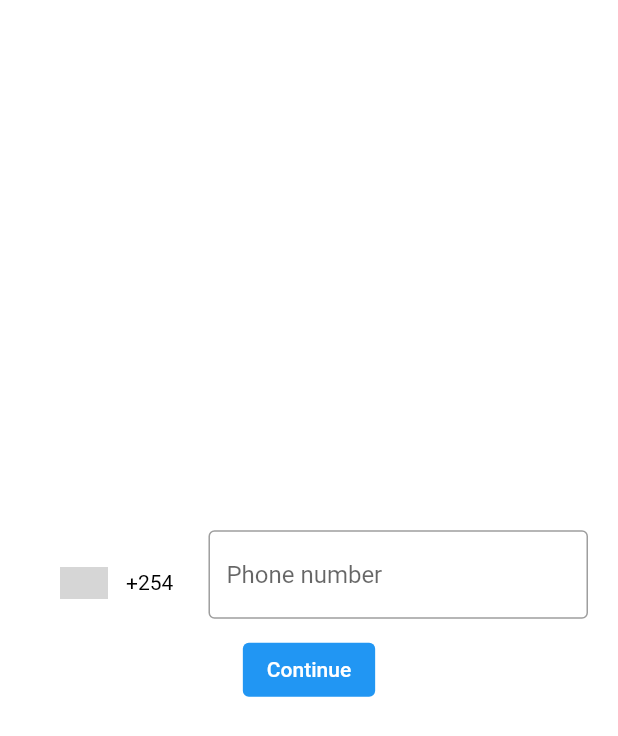
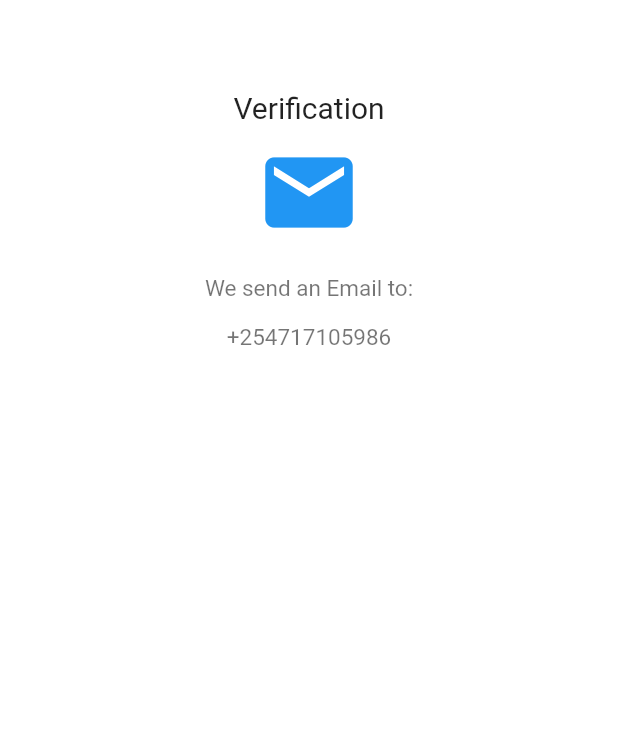
Before and after one commit to Brian-mula/flutter-pos, a Flutter app: the screen it shows after launch, after a tap on "Continue", on a phone screen of 412 x 824 dp. Shown: the top 736 px of the screen. Run offline on Flutter 3.47's test engine with Material 2 defaults, Android fonts, the phone set to English and light mode, and no system bars; drawn by our look-alikes of intl_phone_number_input; our stand-ins replace flutter_riverpod; grey boxes are pictures that could not be loaded.

Commit message:
added verification page

```diff
--- a/lib/main.dart
+++ b/lib/main.dart
@@ -2,6 +2,7 @@ import 'package:flutter/material.dart';
 import 'package:flutter_riverpod/flutter_riverpod.dart';
 import 'package:pos/theme/custome_theme.dart';
 import 'package:pos/views/auth/login_page.dart';
+import 'package:pos/views/auth/verify.dart';
 
 void main() {
   runApp(const ProviderScope(child: MyApp()));
@@ -17,7 +18,11 @@ class MyApp extends StatelessWidget {
       title: 'Flutter Demo',
       theme: CustomeTheme.lightTheme,
       debugShowCheckedModeBanner: false,
-      home: const LoginPage(),
+      initialRoute: '/',
+      routes: {
+        '/': (context) => const LoginPage(),
+        '/verify': (context) => const VerifyPage(),
+      },
     );
   }
 }
--- a/lib/views/auth/login_page.dart
+++ b/lib/views/auth/login_page.dart
@@ -58,6 +58,7 @@ class _LoginPageState extends ConsumerState<LoginPage> {
                     elevation: MaterialStateProperty.all(0.0)),
                 onPressed: () {
                   formKey.currentState!.save();
+                  Navigator.pushNamed(context, '/verify');
                 },
                 child: const Text('Continue'),
               ),
--- /dev/null
+++ b/lib/views/auth/verify.dart
@@ -0,0 +1,45 @@
+import 'package:flutter/material.dart';
+import 'package:flutter_riverpod/flutter_riverpod.dart';
+import 'package:pos/widgets/cutome_text.dart';
+
+class VerifyPage extends ConsumerStatefulWidget {
+  const VerifyPage({Key? key}) : super(key: key);
+
+  @override
+  ConsumerState<ConsumerStatefulWidget> createState() => _VerifyPageState();
+}
+
+class _VerifyPageState extends ConsumerState<VerifyPage> {
+  @override
+  Widget build(BuildContext context) {
+    return Scaffold(
+      body: Container(
+        padding: const EdgeInsets.only(top: 60, left: 10, right: 10),
+        child: Column(
+          children: [
+            const Center(
+                child: CustomeText(
+              text: "Verification",
+              size: 20,
+              color: Colors.black87,
+            )),
+            Container(
+              padding: const EdgeInsets.only(top: 10, bottom: 10),
+              child: Icon(
+                Icons.mail,
+                color: Colors.blue.shade500,
+                size: 70,
+              ),
+            ),
+            Container(
+                padding: const EdgeInsets.only(top: 10, bottom: 5),
+                child: const CustomeText(text: 'We send an Email to:')),
+            Container(
+                padding: const EdgeInsets.only(top: 10, bottom: 10),
+                child: const CustomeText(text: "+254717105986"))
+          ],
+        ),
+      ),
+    );
+  }
+}
--- a/pubspec.yaml
+++ b/pubspec.yaml
@@ -38,6 +38,7 @@ dependencies:
   cupertino_icons: ^1.0.2
   flutter_riverpod: ^2.0.0-dev.9
   intl_phone_number_input: ^0.7.0+2
+  pinput: ^2.2.12
 
 dev_dependencies:
   flutter_test:
```
Also changed, not shown: pubspec.lock, 5 other files.
